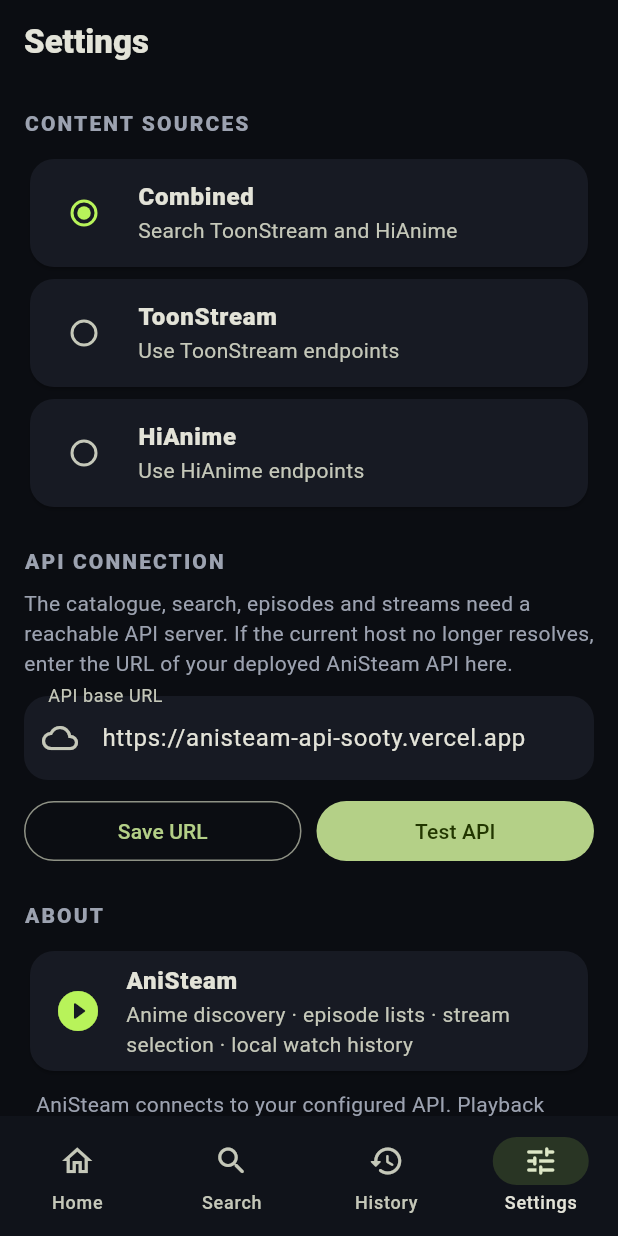
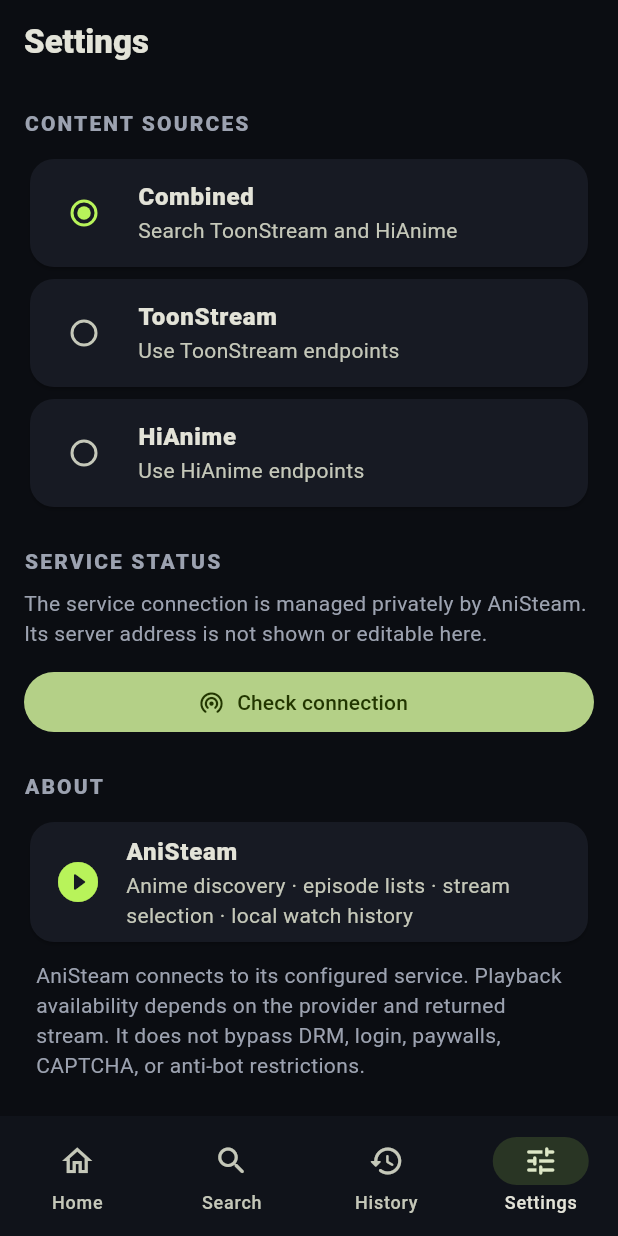
Before and after one commit to CrazeStudio/AniSteam, a Flutter app: the screen it shows after launch, item 4 of the bottom bar chosen, on a phone screen of 412 x 824 dp. Run offline on Flutter 3.47's test engine with Material 3 defaults, Android fonts, the phone set to English and light mode, and no system bars; our stand-ins replace shared_preferences, video_player; network calls fail.

Commit message:
Keep service endpoint private and repair settings connection action

```diff
--- a/lib/main.dart
+++ b/lib/main.dart
@@ -204,73 +204,79 @@
   @override State<SettingsTab> createState() => _SettingsTabState();
 }
 class _SettingsTabState extends State<SettingsTab> {
-  late final TextEditingController apiController;
   bool checking = false;
-  String? apiStatus;
-  @override void initState() {
-    super.initState();
-    apiController = TextEditingController(text: defaultApiBase);
-    _loadApi();
-  }
-  Future<void> _loadApi() async {
-    final saved = await AniApi.baseUrl();
-    if (mounted) apiController.text = saved;
-  }
-  @override void dispose() { apiController.dispose(); super.dispose(); }
-  Future<void> saveApi() async {
-    final value = apiController.text.trim().replaceFirst(RegExp(r'/+$'), '');
-    final uri = Uri.tryParse(value);
-    if (uri == null || !['https','http'].contains(uri.scheme) || uri.host.isEmpty) {
-      setState(() => apiStatus = 'Enter a valid http:// or https:// API URL.');
-      return;
-    }
-    final prefs = await SharedPreferences.getInstance();
-    await prefs.setString('api_base_url', value);
-    if (mounted) setState(() => apiStatus = 'API URL saved. Tap Test API to check the server.');
-  }
-  Future<void> testApi() async {
-    await saveApi();
-    if (!mounted || apiStatus?.startsWith('Enter a valid') == true) return;
-    setState(() { checking = true; apiStatus = 'Connecting…'; });
+  String? connectionStatus;
+
+  Future<void> checkConnection() async {
+    if (checking) return;
+    setState(() { checking = true; connectionStatus = 'Checking connection…'; });
     try {
       await AniApi.get('/catalogue', {'page':'1'});
-      if (mounted) setState(() => apiStatus = 'Connected. The API responded successfully.');
-    } catch (e) {
-      if (mounted) setState(() => apiStatus = 'Could not reach API: $e');
+      if (mounted) setState(() => connectionStatus = 'Connected. AniSteam received a response.');
+    } on Exception catch (e) {
+      final message = e.toString();
+      final dnsFailure = message.contains('Failed host lookup') ||
+          message.contains('SocketException') ||
+          message.contains('No address associated with hostname');
+      if (mounted) {
+        setState(() => connectionStatus = dnsFailure
+          ? 'The AniSteam service could not be reached. Check your internet connection and try again later.'
+          : 'Connection failed. Please try again later.');
+      }
+    } catch (_) {
+      if (mounted) setState(() => connectionStatus = 'Connection failed. Please try again later.');
     } finally {
       if (mounted) setState(() => checking = false);
     }
   }
+
   @override Widget build(BuildContext context) => Scaffold(
     appBar: AppBar(title: const Text('Settings', style: TextStyle(fontWeight: FontWeight.w900))),
     body: ListView(padding: const EdgeInsets.all(16), children: [
       const Text('CONTENT SOURCES', style: TextStyle(color: Color(0xFF9CA2B0), fontWeight: FontWeight.w800, letterSpacing: 1.4)),
       const SizedBox(height:10),
       for (final option in const [('COMBINED','Combined','Search ToonStream and HiAnime'),('TOONSTREAM','ToonStream','Use ToonStream endpoints'),('HIANIME','HiAnime','Use HiAnime endpoints')])
-        Card(child: RadioListTile<String>(value:option.$1,groupValue:widget.sourceMode,title:Text(option.$2,style:const TextStyle(fontWeight:FontWeight.w800)),subtitle:Text(option.$3),activeColor:lime,onChanged:(v){if(v!=null)widget.onMode(v);})),
+        Card(child: RadioListTile<String>(
+          value: option.$1,
+          groupValue: widget.sourceMode,
+          title: Text(option.$2, style: const TextStyle(fontWeight: FontWeight.w800)),
+          subtitle: Text(option.$3),
+          activeColor: lime,
+          onChanged: (value) { if (value != null) widget.onMode(value); },
+        )),
       const SizedBox(height:22),
-      const Text('API CONNECTION', style: TextStyle(color: Color(0xFF9CA2B0), fontWeight: FontWeight.w800, letterSpacing: 1.4)),
+      const Text('SERVICE STATUS', style: TextStyle(color: Color(0xFF9CA2B0), fontWeight: FontWeight.w800, letterSpacing: 1.4)),
       const SizedBox(height:8),
-      const Text('The catalogue, search, episodes and streams need a reachable API server. If the current host no longer resolves, enter the URL of your deployed AniSteam API here.', style:TextStyle(color:Color(0xFF9CA2B0),height:1.45)),
+      const Text('The service connection is managed privately by AniSteam. Its server address is not shown or editable here.', style: TextStyle(color: Color(0xFF9CA2B0), height: 1.45)),
       const SizedBox(height:12),
-      TextField(controller:apiController,keyboardType:TextInputType.url,decoration:const InputDecoration(labelText:'API base URL',hintText:'https://your-api.example.com',prefixIcon:Icon(Icons.cloud_outlined))),
-      const SizedBox(height:10),
-      Row(children:[
-        Expanded(child:OutlinedButton(onPressed:checking?null:saveApi,child:const Text('Save URL'))),
-        const SizedBox(width:10),
-        Expanded(child:FilledButton(onPressed:checking?null:testApi,child:checking?const SizedBox(width:18,height:18,child:CircularProgressIndicator(strokeWidth:2)):const Text('Test API'))),
-      ]),
-      if (apiStatus != null) Padding(padding:const EdgeInsets.only(top:12),child:Text(apiStatus!,style:TextStyle(color:apiStatus!.startsWith('Connected')?lime:const Color(0xFFFFB86B),height:1.4))),
+      SizedBox(
+        width: double.infinity,
+        child: FilledButton.icon(
+          onPressed: checking ? null : checkConnection,
+          icon: checking
+            ? const SizedBox(width:18,height:18,child:CircularProgressIndicator(strokeWidth:2))
+            : const Icon(Icons.wifi_tethering_rounded),
+          label: Text(checking ? 'Checking…' : 'Check connection'),
+        ),
+      ),
+      if (connectionStatus != null)
+        Padding(
+          padding: const EdgeInsets.only(top:12),
+          child: Text(connectionStatus!, style: TextStyle(
+            color: connectionStatus!.startsWith('Connected') ? lime : const Color(0xFFFFB86B),
+            height:1.4,
+          )),
+        ),
       const SizedBox(height:22),
       const Text('ABOUT', style: TextStyle(color: Color(0xFF9CA2B0), fontWeight: FontWeight.w800, letterSpacing: 1.4)),
       const SizedBox(height:10),
       const Card(child:ListTile(leading:Icon(Icons.play_circle_fill_rounded,color:lime,size:32),title:Text('AniSteam',style:TextStyle(fontWeight:FontWeight.w900)),subtitle:Text('Anime discovery · episode lists · stream selection · local watch history'))),
-      const Padding(padding:EdgeInsets.all(8),child:Text('AniSteam connects to your configured API. Playback availability depends on the provider and returned stream. It does not bypass DRM, login, paywalls, CAPTCHA, or anti-bot restrictions.',style:TextStyle(color:Color(0xFF9CA2B0),height:1.45))),
+      const Padding(padding:EdgeInsets.all(8),child:Text('AniSteam connects to its configured service. Playback availability depends on the provider and returned stream. It does not bypass DRM, login, paywalls, CAPTCHA, or anti-bot restrictions.',style:TextStyle(color:Color(0xFF9CA2B0),height:1.45))),
     ]),
   );
 }
 class Brand extends StatelessWidget {const Brand({super.key});@override Widget build(BuildContext context)=>Row(children:[Image.asset('assets/anisteam_logo.webp',width:30,height:30,fit:BoxFit.contain,errorBuilder:(_,__,___)=>const Icon(Icons.play_circle_fill_rounded,color:lime,size:29)),const SizedBox(width:9),const Text('AniSteam',style:TextStyle(fontWeight:FontWeight.w900))]);}
 class AnimeCard extends StatelessWidget {const AnimeCard({super.key,required this.anime,required this.onTap});final Anime anime;final VoidCallback onTap;@override Widget build(BuildContext context)=>InkWell(onTap:onTap,borderRadius:BorderRadius.circular(18),child:Column(crossAxisAlignment:CrossAxisAlignment.start,children:[Expanded(child:ClipRRect(borderRadius:BorderRadius.circular(17),child:Stack(fit:StackFit.expand,children:[if(anime.image.isNotEmpty)Image.network(anime.image,fit:BoxFit.cover,errorBuilder:(_,__,___)=>const PosterPlaceholder())else const PosterPlaceholder(),const Positioned(right:10,top:10,child:Icon(Icons.play_circle_fill_rounded,color:lime,size:27))]))),const SizedBox(height:9),Text(anime.title,maxLines:2,overflow:TextOverflow.ellipsis,style:const TextStyle(fontWeight:FontWeight.w800,fontSize:13)),const SizedBox(height:4),Text(anime.source.toUpperCase(),style:const TextStyle(color:Color(0xFF9CA2B0),fontSize:9,letterSpacing:1.1))]));}
 class PosterPlaceholder extends StatelessWidget {const PosterPlaceholder({super.key});@override Widget build(BuildContext context)=>Container(color:const Color(0xFF1B202B),child:const Center(child:Icon(Icons.movie_outlined,color:Color(0xFF6F7787),size:45)));}
-class ErrorView extends StatelessWidget {const ErrorView({super.key,required this.message,required this.retry});final String message;final VoidCallback retry;@override Widget build(BuildContext context){final networkFailure=message.contains('Failed host lookup')||message.contains('SocketException')||message.contains('No address associated with hostname');final shown=networkFailure?'AniSteam cannot reach its API server. Check your internet connection. If it keeps failing, open Settings → API Connection and enter the current deployed API URL.\\n\\nDetails: $message':message;return Center(child:Padding(padding:const EdgeInsets.all(22),child:Column(mainAxisSize:MainAxisSize.min,children:[const Icon(Icons.cloud_off_rounded,size:40,color:Color(0xFFFFB86B)),const SizedBox(height:12),const Text('Could not load data',style:TextStyle(fontSize:18,fontWeight:FontWeight.w900)),const SizedBox(height:7),Text(shown,textAlign:TextAlign.center,style:const TextStyle(color:Color(0xFF9CA2B0))),const SizedBox(height:14),OutlinedButton.icon(onPressed:retry,icon:const Icon(Icons.refresh_rounded),label:const Text('Try again'))])));}}
+class ErrorView extends StatelessWidget {const ErrorView({super.key,required this.message,required this.retry});final String message;final VoidCallback retry;@override Widget build(BuildContext context){final networkFailure=message.contains('Failed host lookup')||message.contains('SocketException')||message.contains('No address associated with hostname');final shown=networkFailure?'AniSteam could not reach its service. Check your internet connection and try again in a moment.':message;return Center(child:Padding(padding:const EdgeInsets.all(22),child:Column(mainAxisSize:MainAxisSize.min,children:[const Icon(Icons.cloud_off_rounded,size:40,color:Color(0xFFFFB86B)),const SizedBox(height:12),const Text('Could not load data',style:TextStyle(fontSize:18,fontWeight:FontWeight.w900)),const SizedBox(height:7),Text(shown,textAlign:TextAlign.center,style:const TextStyle(color:Color(0xFF9CA2B0))),const SizedBox(height:14),OutlinedButton.icon(onPressed:retry,icon:const Icon(Icons.refresh_rounded),label:const Text('Try again'))])));}}
 class EmptyView extends StatelessWidget {const EmptyView({super.key,required this.title,required this.message});final String title,message;@override Widget build(BuildContext context)=>Center(child:Padding(padding:const EdgeInsets.all(24),child:Column(mainAxisSize:MainAxisSize.min,children:[const Icon(Icons.video_library_outlined,size:43,color:Color(0xFF858B99)),const SizedBox(height:12),Text(title,textAlign:TextAlign.center,style:const TextStyle(fontSize:18,fontWeight:FontWeight.w900)),const SizedBox(height:7),Text(message,textAlign:TextAlign.center,style:const TextStyle(color:Color(0xFF9CA2B0),height:1.4))])));}
```
